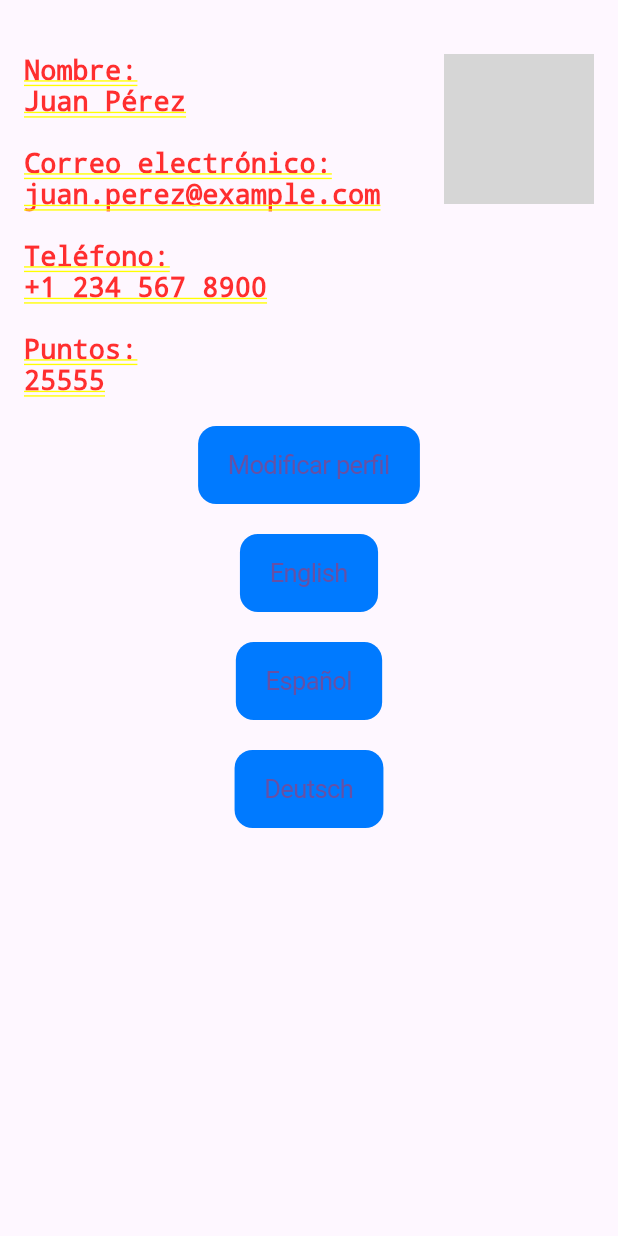
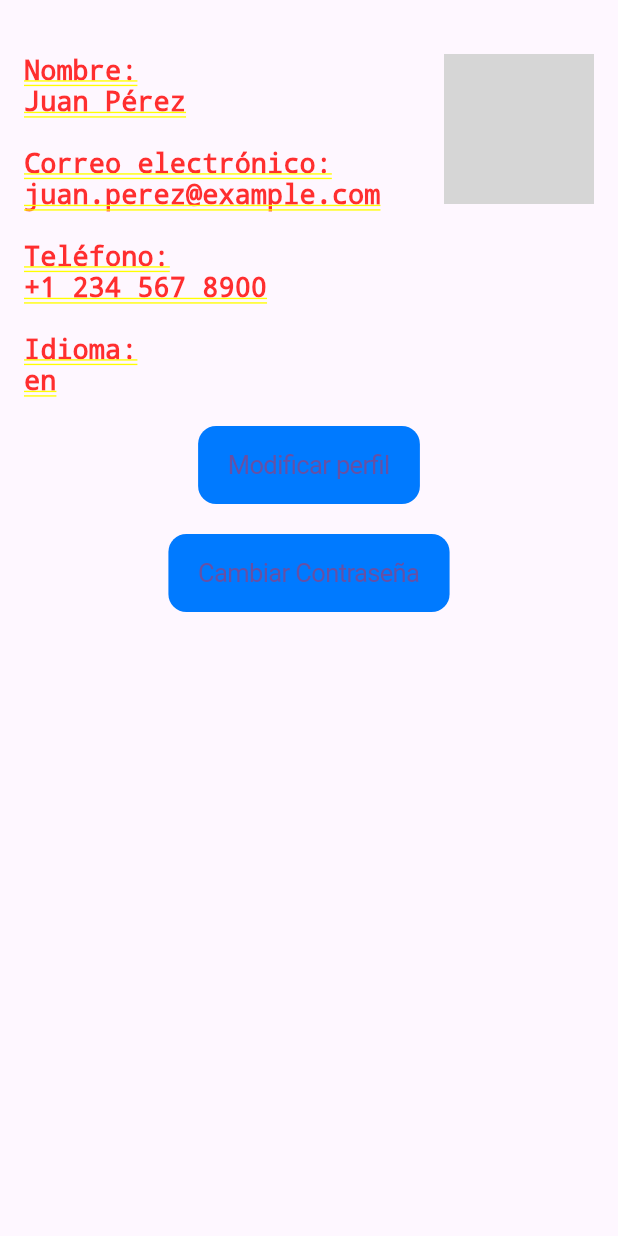
Before and after one commit to MolinaKevin/SomosClient, a Flutter app: the Tab4 screen opened directly with empty values, on a phone screen of 412 x 824 dp. Run offline on Flutter 3.47's test engine with Material 3 defaults, Android fonts, the phone set to English and light mode, and no system bars; our stand-ins replace flutter_map, latlong2; network calls fail; grey boxes are pictures that could not be loaded.

Commit message:
better profile and side info

```diff
--- a/lib/l10n/intl_es.json
+++ b/lib/l10n/intl_es.json
@@ -17,5 +17,8 @@
   "firstLevelReferrals": "Primer Nivel",
   "lowerLevelReferrals": "Niveles Inferiores",
   "viewReferrals": "Detalle",
-  "generateTransaction": "Generar transaccion"
+  "generateTransaction": "Generar transaccion",
+  "referrals": "Referidos",
+  "viewPoints": "Ver Puntos",
+  "initiateTransaction": "Iniciar Transacción"
 }
--- a/lib/screens/referral_screen.dart
+++ b/lib/screens/referral_screen.dart
@@ -1,5 +1,4 @@
 import 'package:flutter/cupertino.dart';
-import 'package:flutter/material.dart';
 
 class ReferralScreen extends StatelessWidget {
   final Map<String, String> translations;
--- a/lib/splash_screen.dart
+++ b/lib/splash_screen.dart
@@ -13,14 +13,15 @@ class _SplashScreenState extends State<SplashScreen> {
   @override
   void initState() {
     super.initState();
+    WidgetsBinding.instance.addPostFrameCallback((_) {
       Timer(
         const Duration(seconds: 3),
-          () =>
-          Navigator.pushReplacement(
+            () => Navigator.pushReplacement(
           context,
           MaterialPageRoute(builder: (context) => const MyApp()),
         ),
       );
+    });
   }
 
   @override
--- a/lib/tabs/tab4.dart
+++ b/lib/tabs/tab4.dart
@@ -1,26 +1,52 @@
 import 'package:flutter/cupertino.dart';
 import 'package:flutter/material.dart';
 
-class Tab4 extends StatelessWidget {
+class Tab4 extends StatefulWidget {
   final Map<String, String> translations;
   final Function(Locale) onChangeLanguage;
+  final Locale currentLocale;
 
-  const Tab4({super.key, required this.translations, required this.onChangeLanguage});
+  const Tab4({
+    super.key,
+    required this.translations,
+    required this.onChangeLanguage,
+    required this.currentLocale,
+  });
 
-  void _showModal(BuildContext context) {
-    showCupertinoModalPopup(
-      context: context,
-      builder: (BuildContext context) => CupertinoActionSheet(
-        title: Text(translations['information'] ?? 'Información'),
-        message: Text(translations['thisIsTest'] ?? 'Esta es una prueba.'),
-        cancelButton: CupertinoActionSheetAction(
-          child: Text(translations['close'] ?? 'Cerrar'),
-          onPressed: () {
-            Navigator.pop(context);
-          },
-        ),
-      ),
-    );
+  @override
+  _Tab4State createState() => _Tab4State();
+}
+
+class _Tab4State extends State<Tab4> {
+  bool _isEditing = false;
+  late TextEditingController _nameController;
+  late TextEditingController _phoneController;
+  late Locale _selectedLocale;
+
+  @override
+  void initState() {
+    super.initState();
+    _nameController = TextEditingController(text: 'Juan Pérez');
+    _phoneController = TextEditingController(text: '+1 234 567 8900');
+    _selectedLocale = widget.currentLocale;
+  }
+
+  void _toggleEdit() {
+    setState(() {
+      _isEditing = !_isEditing;
+    });
+    if (!_isEditing) {
+      // Save changes
+      print('Name: ${_nameController.text}');
+      print('Phone: ${_phoneController.text}');
+      print('Language: ${_selectedLocale.languageCode}');
+      // Aquí puedes agregar la lógica para guardar la información
+    }
+  }
+
+  void _changePassword(BuildContext context) {
+    // Aquí va la lógica para cambiar la contraseña
+    // Puede ser una nueva pantalla o un modal, según tus necesidades
   }
 
   @override
@@ -43,39 +69,52 @@ class Tab4 extends StatelessWidget {
                           crossAxisAlignment: CrossAxisAlignment.start,
                           children: [
                             Text(
-                              '${translations['name'] ?? 'Nombre'}:',
-                              style: TextStyle(fontSize: 18, fontWeight: FontWeight.bold),
+                              '${widget.translations['name'] ?? 'Nombre'}:',
+                              style: const TextStyle(fontSize: 18, fontWeight: FontWeight.bold),
                             ),
-                            Text(
-                              'Juan Pérez',
-                              style: TextStyle(fontSize: 18),
+                            _isEditing
+                                ? CupertinoTextField(
+                              controller: _nameController,
+                            )
+                                : Text(
+                              _nameController.text,
+                              style: const TextStyle(fontSize: 18),
                             ),
                             const SizedBox(height: 20),
                             Text(
-                              '${translations['email'] ?? 'Correo electrónico'}:',
-                              style: TextStyle(fontSize: 18, fontWeight: FontWeight.bold),
+                              '${widget.translations['email'] ?? 'Correo electrónico'}:',
+                              style: const TextStyle(fontSize: 18, fontWeight: FontWeight.bold),
                             ),
-                            Text(
+                            const Text(
                               'juan.perez@example.com',
                               style: TextStyle(fontSize: 18),
                             ),
                             const SizedBox(height: 20),
                             Text(
-                              '${translations['phone'] ?? 'Teléfono'}:',
-                              style: TextStyle(fontSize: 18, fontWeight: FontWeight.bold),
+                              '${widget.translations['phone'] ?? 'Teléfono'}:',
+                              style: const TextStyle(fontSize: 18, fontWeight: FontWeight.bold),
                             ),
-                            Text(
-                              '+1 234 567 8900',
-                              style: TextStyle(fontSize: 18),
+                            _isEditing
+                                ? CupertinoTextField(
+                              controller: _phoneController,
+                            )
+                                : Text(
+                              _phoneController.text,
+                              style: const TextStyle(fontSize: 18),
                             ),
                             const SizedBox(height: 20),
                             Text(
-                              '${translations['points'] ?? 'Puntos'}:',
-                              style: TextStyle(fontSize: 18, fontWeight: FontWeight.bold),
+                              '${widget.translations['language'] ?? 'Idioma'}:',
+                              style: const TextStyle(fontSize: 18, fontWeight: FontWeight.bold),
                             ),
-                            Text(
-                              '25555',
-                              style: TextStyle(fontSize: 18),
+                            _isEditing
+                                ? CupertinoButton(
+                              onPressed: () => _showLanguageSelector(context),
+                              child: Text(_selectedLocale.languageCode),
+                            )
+                                : Text(
+                              _selectedLocale.languageCode,
+                              style: const TextStyle(fontSize: 18),
                             ),
                           ],
                         ),
@@ -95,40 +134,18 @@ class Tab4 extends StatelessWidget {
                   Center(
                     child: CupertinoButton(
                       color: CupertinoColors.activeBlue,
-                      onPressed: () {
-                        // Lógica para modificar el perfil (sin función actualmente)
-                      },
-                      child: Text(translations['modifyProfile'] ?? 'Modificar perfil'),
+                      onPressed: _toggleEdit,
+                      child: Text(_isEditing
+                          ? widget.translations['save'] ?? 'Guardar'
+                          : widget.translations['modifyProfile'] ?? 'Modificar perfil'),
                     ),
                   ),
                   const SizedBox(height: 20),
                   Center(
                     child: CupertinoButton(
                       color: CupertinoColors.activeBlue,
-                      onPressed: () {
-                        onChangeLanguage(const Locale('en'));
-                      },
-                      child: const Text('English'),
-                    ),
-                  ),
-                  const SizedBox(height: 20),
-                  Center(
-                    child: CupertinoButton(
-                      color: CupertinoColors.activeBlue,
-                      onPressed: () {
-                        onChangeLanguage(const Locale('es'));
-                      },
-                      child: const Text('Español'),
-                    ),
-                  ),
-                  const SizedBox(height: 20),
-                  Center(
-                    child: CupertinoButton(
-                      color: CupertinoColors.activeBlue,
-                      onPressed: () {
-                        onChangeLanguage(const Locale('de'));
-                      },
-                      child: const Text('Deutsch'),
+                      onPressed: () => _changePassword(context),
+                      child: Text(widget.translations['changePassword'] ?? 'Cambiar Contraseña'),
                     ),
                   ),
                 ],
@@ -139,4 +156,69 @@ class Tab4 extends StatelessWidget {
       },
     );
   }
+
+  void _showModal(BuildContext context) {
+    showCupertinoModalPopup(
+      context: context,
+      builder: (BuildContext context) => CupertinoActionSheet(
+        title: Text(widget.translations['information'] ?? 'Información'),
+        message: Text(widget.translations['thisIsTest'] ?? 'Esta es una prueba.'),
+        cancelButton: CupertinoActionSheetAction(
+          child: Text(widget.translations['close'] ?? 'Cerrar'),
+          onPressed: () {
+            Navigator.pop(context);
+          },
+        ),
+      ),
+    );
+  }
+
+  void _showLanguageSelector(BuildContext context) {
+    showCupertinoModalPopup(
+      context: context,
+      builder: (BuildContext context) {
+        return CupertinoActionSheet(
+          title: Text(widget.translations['selectLanguage'] ?? 'Seleccionar idioma'),
+          actions: [
+            CupertinoActionSheetAction(
+              child: const Text('English'),
+              onPressed: () {
+                setState(() {
+                  _selectedLocale = const Locale('en');
+                });
+                widget.onChangeLanguage(_selectedLocale);
+                Navigator.pop(context);
+              },
+            ),
+            CupertinoActionSheetAction(
+              child: const Text('Español'),
+              onPressed: () {
+                setState(() {
+                  _selectedLocale = const Locale('es');
+                });
+                widget.onChangeLanguage(_selectedLocale);
+                Navigator.pop(context);
+              },
+            ),
+            CupertinoActionSheetAction(
+              child: const Text('Deutsch'),
+              onPressed: () {
+                setState(() {
+                  _selectedLocale = const Locale('de');
+                });
+                widget.onChangeLanguage(_selectedLocale);
+                Navigator.pop(context);
+              },
+            ),
+          ],
+          cancelButton: CupertinoActionSheetAction(
+            child: Text(widget.translations['close'] ?? 'Cerrar'),
+            onPressed: () {
+              Navigator.pop(context);
+            },
+          ),
+        );
+      },
+    );
+  }
 }
```
Also changed, not shown: lib/home_page.dart (+38 -6 lines), lib/main.dart (+24 -1 lines), lib/screens/points_screen.dart (added, +88 -0 lines), lib/screens/transaction_screen.dart (+6 -1 lines), lib/tabs/tab3.dart (+70 -57 lines). Lines whose indentation alone changed are shown as unchanged.
